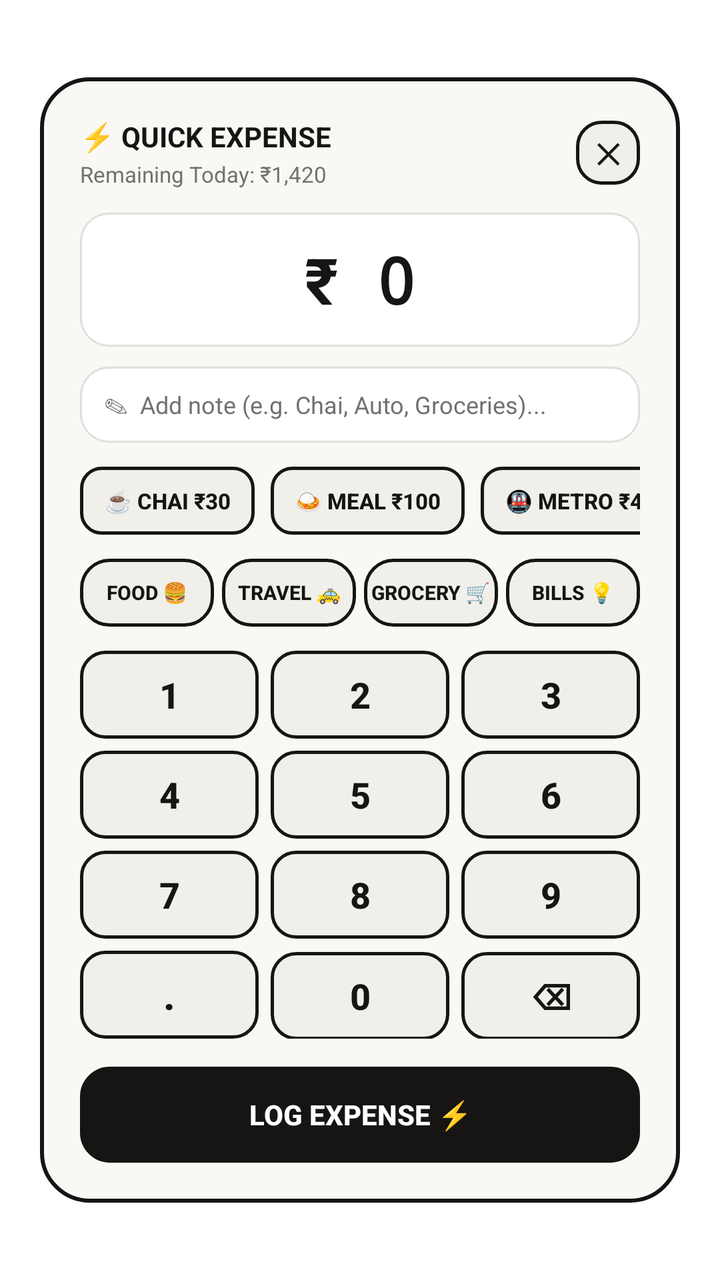
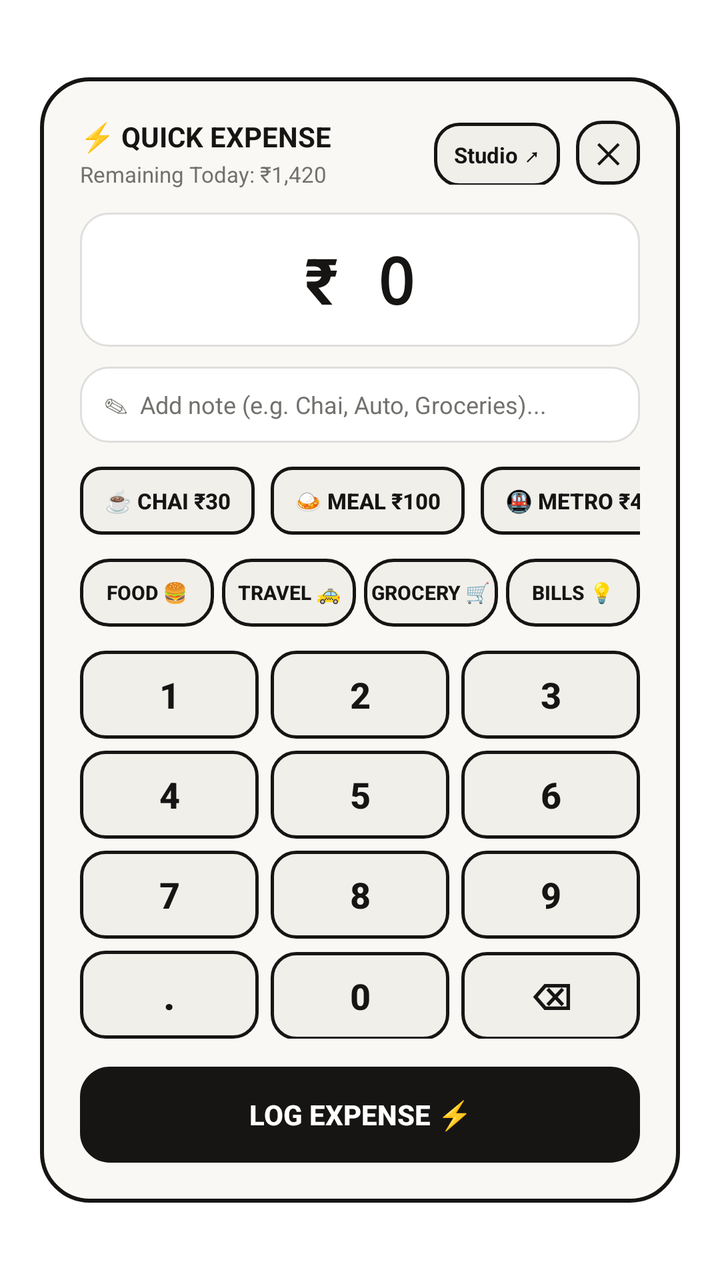

Before-and-after screenshots of an Android layout around one commit, followed by the original layout XML and the change that was made.
<!-- AndroidManifest.xml: activity theme Theme.Invictus.TranslucentDialog -->
<!-- res/layout/activity_quick_log_dialog.xml -->
<?xml version="1.0" encoding="utf-8"?>
<FrameLayout xmlns:android="http://schemas.android.com/apk/res/android"
    android:id="@+id/dialog_root_frame"
    android:layout_width="match_parent"
    android:layout_height="match_parent"
    android:clickable="true"
    android:focusable="true">

    <LinearLayout
        android:id="@+id/dialog_card_container"
        android:layout_width="match_parent"
        android:layout_height="wrap_content"
        android:layout_gravity="center"
        android:layout_marginStart="20dp"
        android:layout_marginEnd="20dp"
        android:background="@drawable/dialog_quick_log_bg"
        android:clickable="true"
        android:focusable="true"
        android:orientation="vertical"
        android:padding="20dp">

        
        <RelativeLayout
            android:layout_width="match_parent"
            android:layout_height="wrap_content"
            android:layout_marginBottom="12dp">

            <LinearLayout
                android:layout_width="wrap_content"
                android:layout_height="wrap_content"
                android:layout_alignParentStart="true"
                android:layout_centerVertical="true"
                android:orientation="vertical">

                <TextView
                    android:layout_width="wrap_content"
                    android:layout_height="wrap_content"
                    android:text="⚡ QUICK EXPENSE"
                    android:textColor="@color/widget_text_primary"
                    android:textSize="14sp"
                    android:textStyle="bold" />

                <TextView
                    android:id="@+id/tv_safe_spend_badge"
                    android:layout_width="wrap_content"
                    android:layout_height="wrap_content"
                    android:layout_marginTop="2dp"
                    android:text="Remaining Today: ₹1,420"
                    android:textColor="@color/widget_text_muted"
                    android:textSize="11sp" />
            </LinearLayout>

            <TextView
                android:id="@+id/btn_close_dialog"
                android:layout_width="32dp"
                android:layout_height="32dp"
                android:layout_alignParentEnd="true"
                android:layout_centerVertical="true"
                android:background="@drawable/btn_numpad_key"
                android:gravity="center"
                android:text="✕"
                android:textColor="@color/widget_text_primary"
                android:textSize="14sp"
                android:textStyle="bold" />
        </RelativeLayout>

        
        <FrameLayout
            android:layout_width="match_parent"
            android:layout_height="wrap_content"
            android:layout_marginBottom="10dp"
            android:background="@drawable/widget_card_inset"
            android:paddingTop="12dp"
            android:paddingBottom="12dp"
            android:paddingStart="16dp"
            android:paddingEnd="16dp">

            <TextView
                android:id="@+id/tv_amount_display"
                android:layout_width="match_parent"
                android:layout_height="wrap_content"
                android:fontFamily="monospace"
                android:gravity="center"
                android:text="₹ 0"
                android:textColor="@color/widget_text_primary"
                android:textSize="32sp"
                android:textStyle="bold" />
        </FrameLayout>

        
        <LinearLayout
            android:layout_width="match_parent"
            android:layout_height="38dp"
            android:layout_marginBottom="12dp"
            android:background="@drawable/widget_card_inset"
            android:gravity="center_vertical"
            android:orientation="horizontal"
            android:paddingStart="12dp"
            android:paddingEnd="12dp">

            <TextView
                android:layout_width="wrap_content"
                android:layout_height="wrap_content"
                android:layout_marginEnd="6dp"
                android:text="✎"
                android:textColor="@color/widget_text_muted"
                android:textSize="12sp" />

            <EditText
                android:id="@+id/et_expense_note"
                android:layout_width="0dp"
                android:layout_height="match_parent"
                android:layout_weight="1"
                android:background="@null"
                android:hint="Add note (e.g. Chai, Auto, Groceries)..."
                android:inputType="textCapSentences"
                android:maxLines="1"
                android:imeOptions="actionDone"
                android:textColor="@color/widget_text_primary"
                android:textColorHint="@color/widget_text_muted"
                android:textSize="12sp" />

            <TextView
                android:id="@+id/btn_clear_note"
                android:layout_width="24dp"
                android:layout_height="24dp"
                android:gravity="center"
                android:text="✕"
                android:textColor="@color/widget_text_muted"
                android:textSize="11sp"
                android:visibility="gone" />
        </LinearLayout>

        
        <HorizontalScrollView
            android:layout_width="match_parent"
            android:layout_height="wrap_content"
            android:layout_marginBottom="12dp"
            android:scrollbars="none">

            <LinearLayout
                android:id="@+id/ll_habit_presets_container"
                android:layout_width="wrap_content"
                android:layout_height="wrap_content"
                android:orientation="horizontal">

                <Button
                    android:id="@+id/btn_habit_chai"
                    style="?android:attr/borderlessButtonStyle"
                    android:layout_width="wrap_content"
                    android:layout_height="34dp"
                    android:layout_marginEnd="8dp"
                    android:background="@drawable/chip_habit_bg"
                    android:backgroundTint="@null"
                    android:minWidth="0dp"
                    android:paddingStart="12dp"
                    android:paddingEnd="12dp"
                    android:text="☕ Chai ₹30"
                    android:textColor="@color/widget_text_primary"
                    android:textSize="11sp"
                    android:textStyle="bold" />

                <Button
                    android:id="@+id/btn_habit_meal"
                    style="?android:attr/borderlessButtonStyle"
                    android:layout_width="wrap_content"
                    android:layout_height="34dp"
                    android:layout_marginEnd="8dp"
                    android:background="@drawable/chip_habit_bg"
                    android:backgroundTint="@null"
                    android:minWidth="0dp"
                    android:paddingStart="12dp"
                    android:paddingEnd="12dp"
                    android:text="🍛 Meal ₹100"
                    android:textColor="@color/widget_text_primary"
                    android:textSize="11sp"
                    android:textStyle="bold" />

                <Button
                    android:id="@+id/btn_habit_metro"
                    style="?android:attr/borderlessButtonStyle"
                    android:layout_width="wrap_content"
                    android:layout_height="34dp"
                    android:layout_marginEnd="8dp"
                    android:background="@drawable/chip_habit_bg"
                    android:backgroundTint="@null"
                    android:minWidth="0dp"
                    android:paddingStart="12dp"
                    android:paddingEnd="12dp"
                    android:text="🚇 Metro ₹40"
                    android:textColor="@color/widget_text_primary"
                    android:textSize="11sp"
                    android:textStyle="bold" />

                <Button
                    android:id="@+id/btn_habit_snack"
                    style="?android:attr/borderlessButtonStyle"
                    android:layout_width="wrap_content"
                    android:layout_height="34dp"
                    android:background="@drawable/chip_habit_bg"
                    android:backgroundTint="@null"
                    android:minWidth="0dp"
                    android:paddingStart="12dp"
                    android:paddingEnd="12dp"
                    android:text="🍪 Snack ₹20"
                    android:textColor="@color/widget_text_primary"
                    android:textSize="11sp"
                    android:textStyle="bold" />
            </LinearLayout>
        </HorizontalScrollView>

        
        <LinearLayout
            android:layout_width="match_parent"
            android:layout_height="wrap_content"
            android:layout_marginBottom="12dp"
            android:orientation="horizontal"
            android:weightSum="4">

            <Button
                android:id="@+id/btn_cat_food"
                style="?android:attr/borderlessButtonStyle"
                android:layout_width="0dp"
                android:layout_height="34dp"
                android:layout_marginEnd="4dp"
                android:layout_weight="1"
                android:background="@drawable/chip_category_bg"
                android:backgroundTint="@null"
                android:minWidth="0dp"
                android:text="Food 🍔"
                android:textColor="@color/widget_text_primary"
                android:textSize="10sp"
                android:textStyle="bold" />

            <Button
                android:id="@+id/btn_cat_travel"
                style="?android:attr/borderlessButtonStyle"
                android:layout_width="0dp"
                android:layout_height="34dp"
                android:layout_marginEnd="4dp"
                android:layout_weight="1"
                android:background="@drawable/chip_category_bg"
                android:backgroundTint="@null"
                android:minWidth="0dp"
                android:text="Travel 🚕"
                android:textColor="@color/widget_text_primary"
                android:textSize="10sp"
                android:textStyle="bold" />

            <Button
                android:id="@+id/btn_cat_grocery"
                style="?android:attr/borderlessButtonStyle"
                android:layout_width="0dp"
                android:layout_height="34dp"
                android:layout_marginEnd="4dp"
                android:layout_weight="1"
                android:background="@drawable/chip_category_bg"
                android:backgroundTint="@null"
                android:minWidth="0dp"
                android:text="Grocery 🛒"
                android:textColor="@color/widget_text_primary"
                android:textSize="10sp"
                android:textStyle="bold" />

            <Button
                android:id="@+id/btn_cat_bills"
                style="?android:attr/borderlessButtonStyle"
                android:layout_width="0dp"
                android:layout_height="34dp"
                android:layout_weight="1"
                android:background="@drawable/chip_category_bg"
                android:backgroundTint="@null"
                android:minWidth="0dp"
                android:text="Bills 💡"
                android:textColor="@color/widget_text_primary"
                android:textSize="10sp"
                android:textStyle="bold" />
        </LinearLayout>

        
        <LinearLayout
            android:layout_width="match_parent"
            android:layout_height="wrap_content"
            android:layout_marginBottom="6dp"
            android:orientation="horizontal"
            android:weightSum="3">

            <Button
                android:id="@+id/btn_num_1"
                style="?android:attr/borderlessButtonStyle"
                android:layout_width="0dp"
                android:layout_height="44dp"
                android:layout_marginEnd="6dp"
                android:layout_weight="1"
                android:background="@drawable/btn_numpad_key"
                android:backgroundTint="@null"
                android:text="1"
                android:textColor="@color/widget_text_primary"
                android:textSize="18sp"
                android:textStyle="bold" />

            <Button
                android:id="@+id/btn_num_2"
                style="?android:attr/borderlessButtonStyle"
                android:layout_width="0dp"
                android:layout_height="44dp"
                android:layout_marginEnd="6dp"
                android:layout_weight="1"
                android:background="@drawable/btn_numpad_key"
                android:backgroundTint="@null"
                android:text="2"
                android:textColor="@color/widget_text_primary"
                android:textSize="18sp"
                android:textStyle="bold" />

            <Button
                android:id="@+id/btn_num_3"
                style="?android:attr/borderlessButtonStyle"
                android:layout_width="0dp"
                android:layout_height="44dp"
                android:layout_weight="1"
                android:background="@drawable/btn_numpad_key"
                android:backgroundTint="@null"
                android:text="3"
                android:textColor="@color/widget_text_primary"
                android:textSize="18sp"
                android:textStyle="bold" />
        </LinearLayout>

        <LinearLayout
            android:layout_width="match_parent"
            android:layout_height="wrap_content"
            android:layout_marginBottom="6dp"
            android:orientation="horizontal"
            android:weightSum="3">

            <Button
                android:id="@+id/btn_num_4"
                style="?android:attr/borderlessButtonStyle"
                android:layout_width="0dp"
                android:layout_height="44dp"
                android:layout_marginEnd="6dp"
                android:layout_weight="1"
                android:background="@drawable/btn_numpad_key"
                android:backgroundTint="@null"
                android:text="4"
                android:textColor="@color/widget_text_primary"
                android:textSize="18sp"
                android:textStyle="bold" />

            <Button
                android:id="@+id/btn_num_5"
                style="?android:attr/borderlessButtonStyle"
                android:layout_width="0dp"
                android:layout_height="44dp"
                android:layout_marginEnd="6dp"
                android:layout_weight="1"
                android:background="@drawable/btn_numpad_key"
                android:backgroundTint="@null"
                android:text="5"
                android:textColor="@color/widget_text_primary"
                android:textSize="18sp"
                android:textStyle="bold" />

            <Button
                android:id="@+id/btn_num_6"
                style="?android:attr/borderlessButtonStyle"
                android:layout_width="0dp"
                android:layout_height="44dp"
                android:layout_weight="1"
                android:background="@drawable/btn_numpad_key"
                android:backgroundTint="@null"
                android:text="6"
                android:textColor="@color/widget_text_primary"
                android:textSize="18sp"
                android:textStyle="bold" />
        </LinearLayout>

        <LinearLayout
            android:layout_width="match_parent"
            android:layout_height="wrap_content"
            android:layout_marginBottom="6dp"
            android:orientation="horizontal"
            android:weightSum="3">

            <Button
                android:id="@+id/btn_num_7"
                style="?android:attr/borderlessButtonStyle"
                android:layout_width="0dp"
                android:layout_height="44dp"
                android:layout_marginEnd="6dp"
                android:layout_weight="1"
                android:background="@drawable/btn_numpad_key"
                android:backgroundTint="@null"
                android:text="7"
                android:textColor="@color/widget_text_primary"
                android:textSize="18sp"
                android:textStyle="bold" />

            <Button
                android:id="@+id/btn_num_8"
                style="?android:attr/borderlessButtonStyle"
                android:layout_width="0dp"
                android:layout_height="44dp"
                android:layout_marginEnd="6dp"
                android:layout_weight="1"
                android:background="@drawable/btn_numpad_key"
                android:backgroundTint="@null"
                android:text="8"
                android:textColor="@color/widget_text_primary"
                android:textSize="18sp"
                android:textStyle="bold" />

            <Button
                android:id="@+id/btn_num_9"
                style="?android:attr/borderlessButtonStyle"
                android:layout_width="0dp"
                android:layout_height="44dp"
                android:layout_weight="1"
                android:background="@drawable/btn_numpad_key"
                android:backgroundTint="@null"
                android:text="9"
                android:textColor="@color/widget_text_primary"
                android:textSize="18sp"
                android:textStyle="bold" />
        </LinearLayout>

        <LinearLayout
            android:layout_width="match_parent"
            android:layout_height="wrap_content"
            android:layout_marginBottom="14dp"
            android:orientation="horizontal"
            android:weightSum="3">

            <Button
                android:id="@+id/btn_num_dot"
                style="?android:attr/borderlessButtonStyle"
                android:layout_width="0dp"
                android:layout_height="44dp"
                android:layout_marginEnd="6dp"
                android:layout_weight="1"
                android:background="@drawable/btn_numpad_key"
                android:backgroundTint="@null"
                android:text="."
                android:textColor="@color/widget_text_primary"
                android:textSize="20sp"
                android:textStyle="bold" />

            <Button
                android:id="@+id/btn_num_0"
                style="?android:attr/borderlessButtonStyle"
                android:layout_width="0dp"
                android:layout_height="44dp"
                android:layout_marginEnd="6dp"
                android:layout_weight="1"
                android:background="@drawable/btn_numpad_key"
                android:backgroundTint="@null"
                android:text="0"
                android:textColor="@color/widget_text_primary"
                android:textSize="18sp"
                android:textStyle="bold" />

            <Button
                android:id="@+id/btn_num_backspace"
                style="?android:attr/borderlessButtonStyle"
                android:layout_width="0dp"
                android:layout_height="44dp"
                android:layout_weight="1"
                android:background="@drawable/btn_numpad_key"
                android:backgroundTint="@null"
                android:text="⌫"
                android:textColor="@color/widget_text_primary"
                android:textSize="18sp"
                android:textStyle="bold" />
        </LinearLayout>

        
        <Button
            android:id="@+id/btn_submit_expense"
            style="?android:attr/borderlessButtonStyle"
            android:layout_width="match_parent"
            android:layout_height="48dp"
            android:background="@drawable/btn_quick_log_primary"
            android:backgroundTint="@null"
            android:text="LOG EXPENSE ⚡"
            android:textColor="#FFFFFF"
            android:textSize="14sp"
            android:textStyle="bold" />

    </LinearLayout>
</FrameLayout>
<!-- resources referenced by this layout -->
<resources>
  <color name="widget_text_muted">#73716D</color>
  <color name="widget_text_primary">#161514</color>
  <!-- drawable btn_numpad_key (drawable) -->
  <?xml version="1.0" encoding="utf-8"?>
  <selector xmlns:android="http://schemas.android.com/apk/res/android">
      <item android:state_pressed="true">
          <shape android:shape="rectangle">
              <solid android:color="@color/widget_accent_lime" />
              <stroke android:width="2dp" android:color="@color/widget_border" />
              <corners android:radius="12dp" />
          </shape>
      </item>
      <item>
          <shape android:shape="rectangle">
              <solid android:color="@color/widget_btn_bg" />
              <stroke android:width="1.5dp" android:color="@color/widget_border" />
              <corners android:radius="12dp" />
          </shape>
      </item>
  </selector>
  <!-- drawable chip_habit_bg (drawable) -->
  <?xml version="1.0" encoding="utf-8"?>
  <selector xmlns:android="http://schemas.android.com/apk/res/android">
      <item android:state_pressed="true">
          <shape android:shape="rectangle">
              <solid android:color="@color/widget_accent_lime" />
              <stroke android:width="1.5dp" android:color="@color/widget_border" />
              <corners android:radius="10dp" />
          </shape>
      </item>
      <item>
          <shape android:shape="rectangle">
              <solid android:color="@color/widget_btn_bg" />
              <stroke android:width="1.5dp" android:color="@color/widget_border" />
              <corners android:radius="10dp" />
          </shape>
      </item>
  </selector>
  <!-- drawable dialog_quick_log_bg (drawable) -->
  <?xml version="1.0" encoding="utf-8"?>
  <shape xmlns:android="http://schemas.android.com/apk/res/android"
      android:shape="rectangle">
      <solid android:color="@color/widget_bg" />
      <stroke
          android:width="2dp"
          android:color="@color/widget_border" />
      <corners android:radius="24dp" />
  </shape>
  <!-- drawable widget_card_inset (drawable) -->
  <?xml version="1.0" encoding="utf-8"?>
  <shape xmlns:android="http://schemas.android.com/apk/res/android"
      android:shape="rectangle">
      <solid android:color="@color/widget_card_bg" />
      <stroke
          android:width="1dp"
          android:color="@color/widget_border_subtle" />
      <corners android:radius="14dp" />
  </shape>
  <style name="Theme.Invictus.TranslucentDialog" parent="Theme.AppCompat.DayNight.NoActionBar">
          <item name="android:windowIsTranslucent">true</item>
          <item name="android:windowBackground">@android:color/transparent</item>
          <item name="android:windowNoTitle">true</item>
          <item name="android:windowIsFloating">true</item>
          <item name="android:backgroundDimEnabled">true</item>
          <item name="android:backgroundDimAmount">0.6</item>
          <item name="android:windowAnimationStyle">@android:style/Animation.Dialog</item>
          <item name="android:statusBarColor">@android:color/transparent</item>
          <item name="android:navigationBarColor">@android:color/transparent</item>
      </style>
  <color name="widget_accent_lime">#CEF431</color>
  <color name="widget_border">#161514</color>
  <color name="widget_btn_bg">#F1EFEA</color>
  <color name="widget_accent_emerald">#037A48</color>
  <color name="widget_btn_pressed">#E8E5DF</color>
  <color name="widget_bg">#FAF8F5</color>
  <color name="widget_card_bg">#FFFFFF</color>
  <color name="widget_border_subtle">#1F161514</color>
  <!-- unchanged entries left out for length: 2 -->
</resources>

<!-- the commit's change to res/layout/activity_quick_log_dialog.xml (unified diff, before → after) -->
@@ -50,18 +50,38 @@
                     android:textSize="11sp" />
             </LinearLayout>
 
-            <TextView
-                android:id="@+id/btn_close_dialog"
-                android:layout_width="32dp"
-                android:layout_height="32dp"
+            <LinearLayout
+                android:layout_width="wrap_content"
+                android:layout_height="wrap_content"
                 android:layout_alignParentEnd="true"
                 android:layout_centerVertical="true"
-                android:background="@drawable/btn_numpad_key"
-                android:gravity="center"
-                android:text="✕"
-                android:textColor="@color/widget_text_primary"
-                android:textSize="14sp"
-                android:textStyle="bold" />
+                android:orientation="horizontal">
+
+                <TextView
+                    android:id="@+id/btn_open_studio_modal"
+                    android:layout_width="wrap_content"
+                    android:layout_height="32dp"
+                    android:layout_marginEnd="8dp"
+                    android:background="@drawable/btn_numpad_key"
+                    android:gravity="center"
+                    android:paddingStart="10dp"
+                    android:paddingEnd="10dp"
+                    android:text="Studio ↗"
+                    android:textColor="@color/widget_text_primary"
+                    android:textSize="11sp"
+                    android:textStyle="bold" />
+
+                <TextView
+                    android:id="@+id/btn_close_dialog"
+                    android:layout_width="32dp"
+                    android:layout_height="32dp"
+                    android:background="@drawable/btn_numpad_key"
+                    android:gravity="center"
+                    android:text="✕"
+                    android:textColor="@color/widget_text_primary"
+                    android:textSize="14sp"
+                    android:textStyle="bold" />
+            </LinearLayout>
         </RelativeLayout>
 
         
